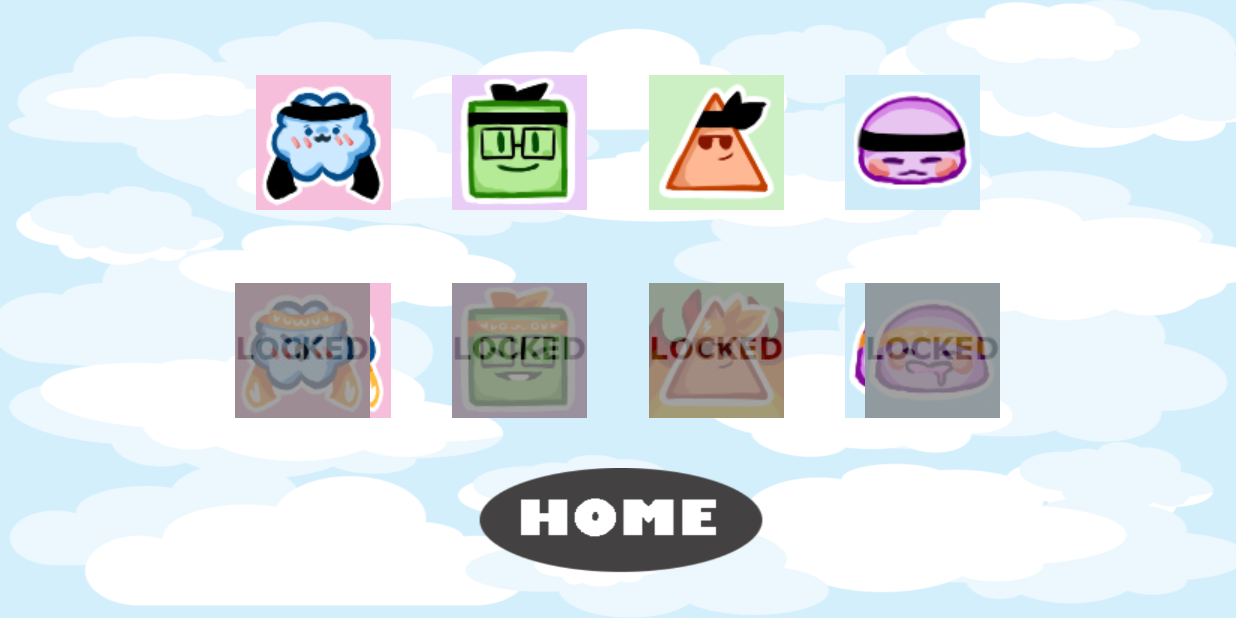
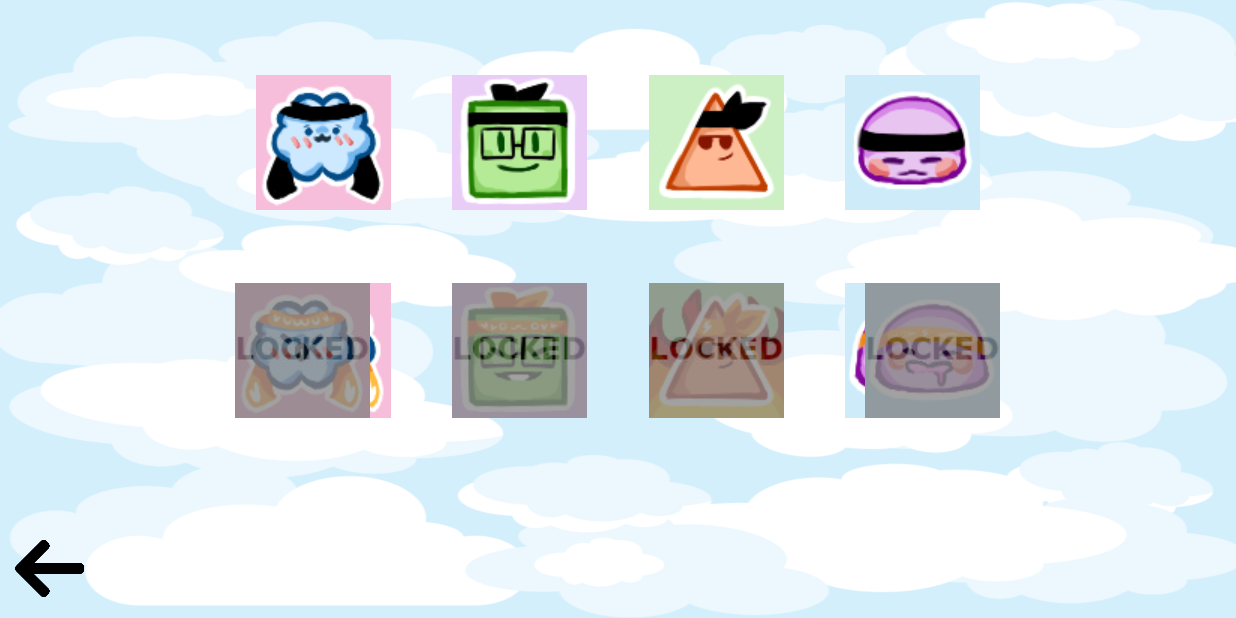
Before and after one commit to beansproutz/MathWithFriends, an Android app: the CustomizeActivity screen opened directly, with no data from a screen before it, on a phone screen of 824 x 412 dp (held sideways). Run offline under Robolectric (Android 15) with nearby library versions, the phone set to English and light mode, and no system bars; our stand-ins replace Firebase (no records; nobody signed in at launch, a user with empty details on screens opened directly).

Commit message:
Changed back button on customize page

```diff
--- a/MathWithFriends/app/src/main/res/layout/activity_customize.xml
+++ b/MathWithFriends/app/src/main/res/layout/activity_customize.xml
@@ -22,16 +22,13 @@
 
     <ImageButton
         android:id="@+id/homeButton"
-        android:layout_width="250dp"
-        android:layout_height="70dp"
-        android:layout_marginBottom="30dp"
-        android:background="@drawable/home"
-        android:contentDescription="@string/app_name"
+        android:layout_width="46dp"
+        android:layout_height="46dp"
+        android:layout_marginStart="10dp"
+        android:layout_marginBottom="10dp"
+        android:background="@drawable/back"
         android:onClick="returnHome"
-        android:text=""
         app:layout_constraintBottom_toBottomOf="parent"
-        app:layout_constraintEnd_toEndOf="parent"
-        app:layout_constraintHorizontal_bias="0.5"
         app:layout_constraintStart_toStartOf="parent"
         android:soundEffectsEnabled="false"/>
 
```
